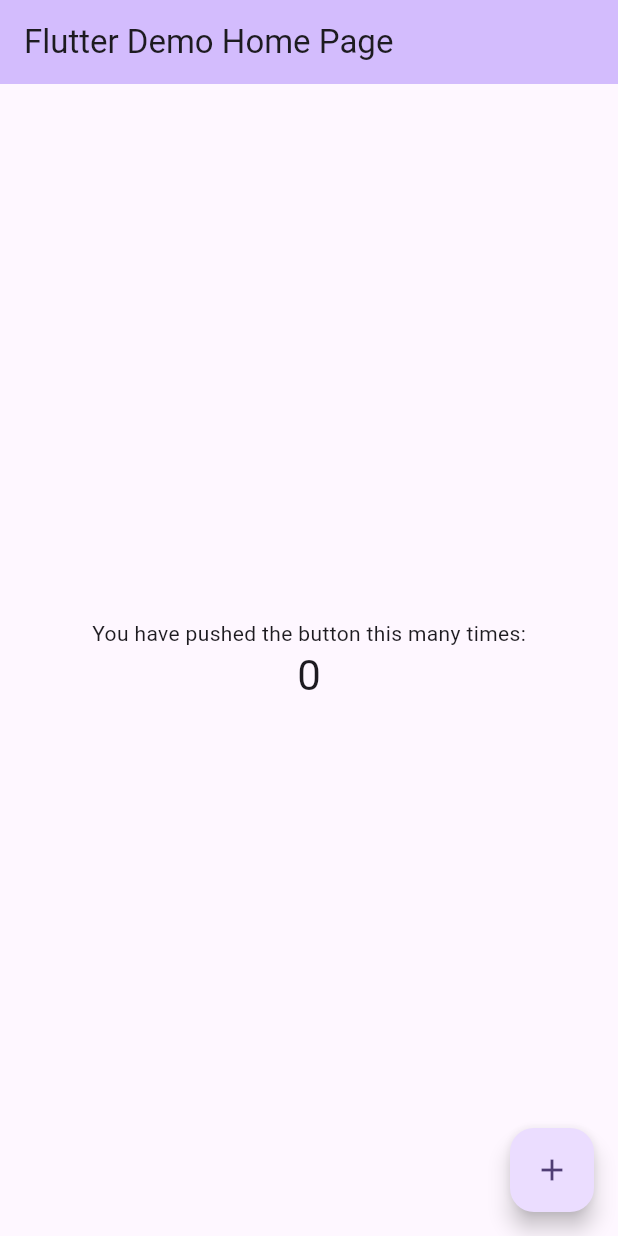
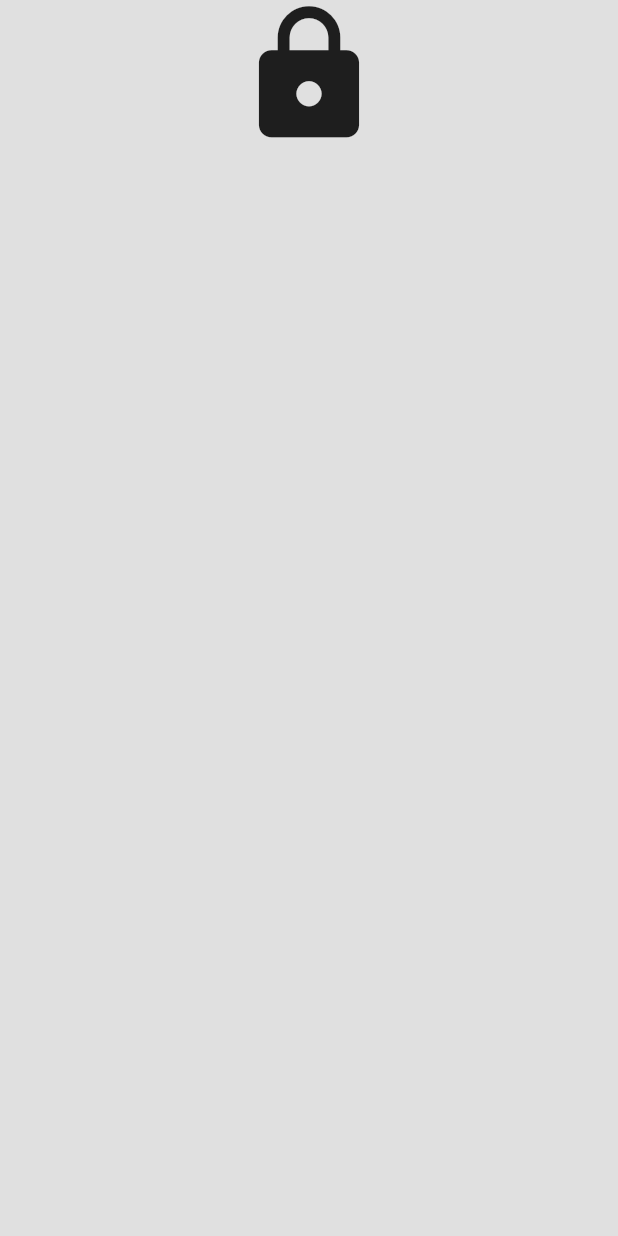
Before and after one commit to Subhanshu-2411/wall_social_media_app_flutter, a Flutter app: the screen it shows after launch, on a phone screen of 412 x 824 dp. Run offline on Flutter 3.47's test engine with Material 2 defaults, Android fonts, the phone set to English and light mode, and no system bars.

Commit message:
Added Login Logo

```diff
--- a/lib/main.dart
+++ b/lib/main.dart
@@ -1,4 +1,6 @@
 import 'package:flutter/material.dart';
+
+import 'pages/login_page.dart';
 
 void main() {
   runApp(const MyApp());
@@ -15,55 +17,8 @@ class MyApp extends StatelessWidget {
         colorScheme: ColorScheme.fromSeed(seedColor: Colors.deepPurple),
         useMaterial3: true,
       ),
-      home: const MyHomePage(title: 'Flutter Demo Home Page'),
+      debugShowCheckedModeBanner: false,
+      home: LoginPage(),
     );
   }
 }
-
-class MyHomePage extends StatefulWidget {
-  const MyHomePage({super.key, required this.title});
-
-  final String title;
-
-  @override
-  State<MyHomePage> createState() => _MyHomePageState();
-}
-
-class _MyHomePageState extends State<MyHomePage> {
-  int _counter = 0;
-
-  void _incrementCounter() {
-    setState(() {
-      _counter++;
-    });
-  }
-
-  @override
-  Widget build(BuildContext context) {
-    return Scaffold(
-      appBar: AppBar(
-        backgroundColor: Theme.of(context).colorScheme.inversePrimary,
-        title: Text(widget.title),
-      ),
-      body: Center(
-        child: Column(
-          mainAxisAlignment: MainAxisAlignment.center,
-          children: <Widget>[
-            const Text(
-              'You have pushed the button this many times:',
-            ),
-            Text(
-              '$_counter',
-              style: Theme.of(context).textTheme.headlineMedium,
-            ),
-          ],
-        ),
-      ),
-      floatingActionButton: FloatingActionButton(
-        onPressed: _incrementCounter,
-        tooltip: 'Increment',
-        child: const Icon(Icons.add),
-      ),
-    );
-  }
-}
--- /dev/null
+++ b/lib/pages/login_page.dart
@@ -0,0 +1,24 @@
+import 'package:flutter/material.dart';
+
+class LoginPage extends StatelessWidget {
+  const LoginPage({super.key});
+
+  @override
+  Widget build(BuildContext context) {
+    return Scaffold(
+      backgroundColor: Colors.grey[300],
+      body: SafeArea(
+        child: Center(
+          child: Column(
+            children: [
+              Icon(
+                Icons.lock,
+                size: 100,
+              )
+            ],
+          ),
+        ),
+      ),
+    );
+  }
+}
```
